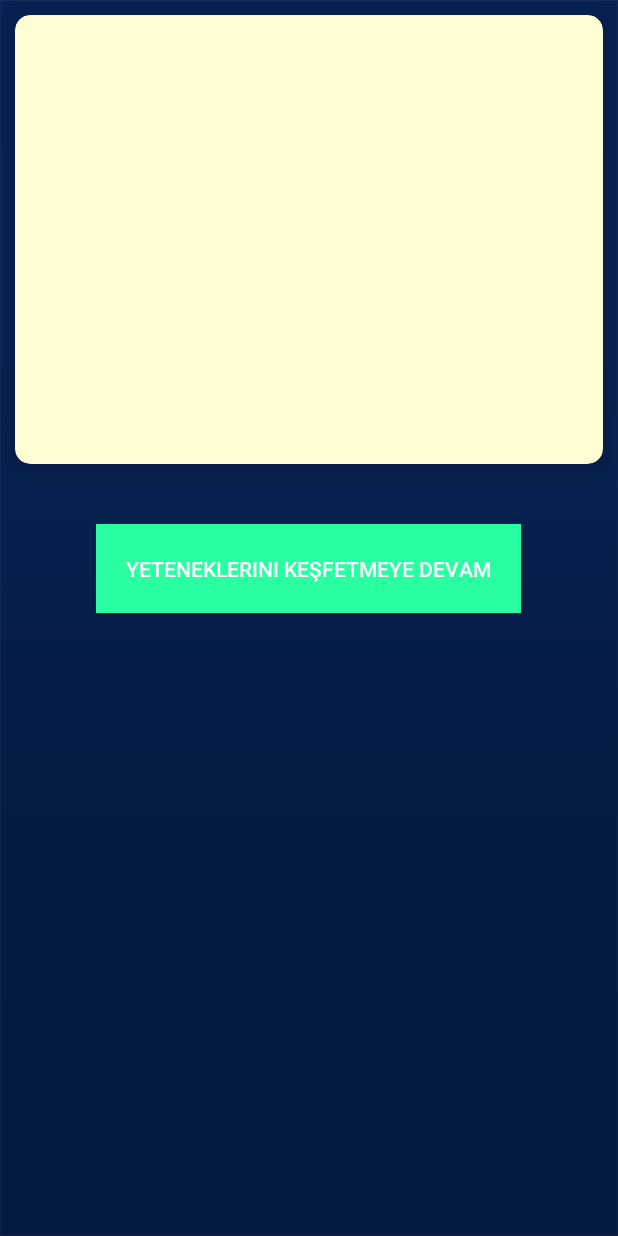
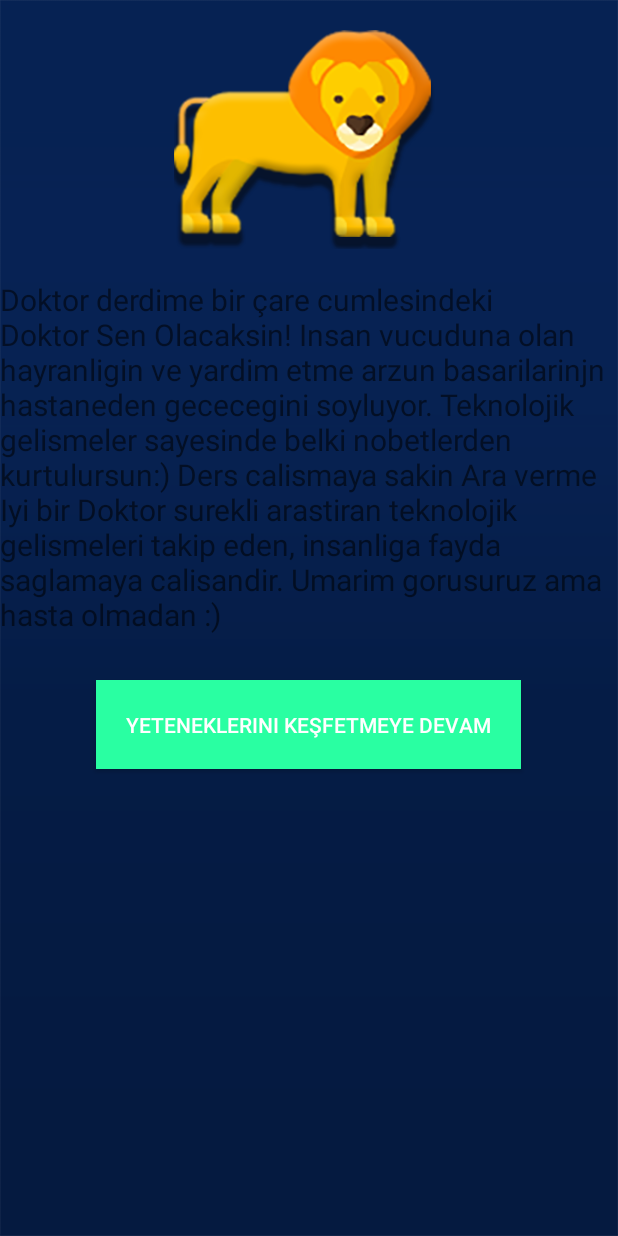
Before and after one commit to kubrahebes/BubBubbles, an Android app: the SonucActivity screen opened directly, with no data from a screen before it, on a phone screen of 412 x 824 dp. Run offline under Robolectric (Android 15) with nearby library versions, the phone set to English and light mode, and no system bars; our stand-ins replace ButterKnife; 1 statement that could not run was skipped.

Commit message:
java da degisiklikler yapildi

```diff
--- a/app/src/main/java/com/example/user/bubbubbles/AnasayfaActivity.java
+++ b/app/src/main/java/com/example/user/bubbubbles/AnasayfaActivity.java
@@ -12,6 +12,7 @@ import android.view.View;
 import android.widget.ImageView;
 import android.widget.RelativeLayout;
 import android.widget.TextView;
+import android.widget.Toast;
 
 import com.google.firebase.database.DatabaseReference;
 import com.google.firebase.database.FirebaseDatabase;
@@ -75,7 +76,7 @@ public class AnasayfaActivity extends AppCompatActivity {
 
     }
 
-    @OnClick({R.id.meslek_rlt, R.id.superKahraman, R.id.superKahraman_rlt, R.id.yetenek_rlt})
+    @OnClick({R.id.meslek_rlt, R.id.superKahraman, R.id.superKahraman_rlt, R.id.yetenek_rlt, R.id.cardBos})
     public void onViewClicked(View view) {
 
         switch (view.getId()) {
@@ -90,9 +91,10 @@ public class AnasayfaActivity extends AppCompatActivity {
                 startActivity(intent2);
                 break;
             case R.id.yetenek_rlt:
-                Intent intent3 = new Intent(AnasayfaActivity.this, LetStartActivity.class);
-                intent3.putExtra("kategori", "yetenek");
-                startActivity(intent3);
+                Toast.makeText(this, "Su an aktif degil !!", Toast.LENGTH_SHORT).show();
+                break;
+            case R.id.cardBos:
+                Toast.makeText(this, "Su an aktif degil !!", Toast.LENGTH_SHORT).show();
                 break;
         }
     }
--- a/app/src/main/java/com/example/user/bubbubbles/SonucActivity.java
+++ b/app/src/main/java/com/example/user/bubbubbles/SonucActivity.java
@@ -5,6 +5,7 @@ import android.content.SharedPreferences;
 import android.support.v7.app.AppCompatActivity;
 import android.os.Bundle;
 import android.widget.Button;
+import android.widget.ImageView;
 import android.widget.TextView;
 import android.widget.Toast;
 
@@ -17,7 +18,10 @@ public class SonucActivity extends AppCompatActivity {
     @BindView(R.id.sonuctxt)
     TextView sonucText;
     @BindView(R.id.anaSayfaDon)
+
     Button anasayfayaDon;
+    @BindView(R.id.image)
+    ImageView icon;
     SharedPreferences pref;
     SharedPreferences.Editor editor;
     String secilenKategori;
@@ -43,22 +47,26 @@ public class SonucActivity extends AppCompatActivity {
         // Toast.makeText(this, ""+dizi[1], Toast.LENGTH_SHORT).show();
         if (secilenKategori.equals("meslek")) {
             if (sayaca > sayacb && sayaca > sayacc && sayaca > sayacd) {
-                sonucText.setText("Avukat");
+                sonucText.setText(R.string.avukat);
+                icon.setBackgroundResource(R.drawable.avukat);
             } else if (sayacb > sayaca && sayacb > sayacc && sayacb > sayacd) {
-                sonucText.setText("Bilim Adami");
+                sonucText.setText(R.string.bilimAdami);
+                icon.setBackgroundResource(R.drawable.doktor);
             } else if (sayacc > sayaca && sayacc > sayacb && sayacc > sayacd) {
-                sonucText.setText("Grisimci");
+                sonucText.setText(R.string.girisimci);
             } else if (sayacd > sayaca && sayacd > sayacb && sayacd > sayacc) {
-                sonucText.setText("Muhendis");
+                sonucText.setText(R.string.muhendis);
+                icon.setBackgroundResource(R.drawable.muhendis);
 
             } else if (sayaca == 0 & sayacb == 0 && sayacc == 0 && sayacd == 0) {
                 sonucText.setText("Testi Cozmedin :/");
             }
-        } else if (sayaca == sayacb && sayaca == sayacc && sayaca == sayacd) {
-            sonucText.setText("");
-
-
-        } else if (secilenKategori.equals("superKahraman")) {
+        } else if (sayaca == sayacb) {
+            sonucText.setText(R.string.doktor);
+        } else if (sayaca == sayacc) {
+            sonucText.setText(R.string.ogretmen);
+        }
+        else if (secilenKategori.equals("superKahraman")) {
             if (sayaca > sayacb && sayaca > sayacc && sayaca > sayacd) {
                 sonucText.setText("Moana");
             } else if (sayacb > sayaca && sayacb > sayacc && sayacb > sayacd) {
@@ -68,19 +76,16 @@ public class SonucActivity extends AppCompatActivity {
             } else {
                 sonucText.setText("Elena");
             }
-        } else if (sayaca == sayacb ) {
+        } else if (sayaca == 0 & sayacb == 0 && sayacc == 0 && sayacd == 0) {
+            sonucText.setText("Testi Cozmedin :/");
+        } else if (sayaca == sayacb) {
             sonucText.setText("");
-        }
-        else if (sayaca==sayacc){
+        } else if (sayaca == sayacc) {
 
-        }
-        else if (sayacd==sayacc){
+        } else if (sayacd == sayacc) {
 
         }
 
-        else if (sayaca == 0 & sayacb == 0 && sayacc == 0 && sayacd == 0) {
-            sonucText.setText("Testi Cozmedin :/");
-        }
 
         Toast.makeText(this, "" + dizi[0], Toast.LENGTH_SHORT).show();
     }
--- a/app/src/main/res/layout/activity_sonuc.xml
+++ b/app/src/main/res/layout/activity_sonuc.xml
@@ -7,26 +7,16 @@
     android:background="@drawable/layer_46"
     tools:context="com.example.user.bubbubbles.SonucActivity">
 
-    <android.support.v7.widget.CardView xmlns:android="http://schemas.android.com/apk/res/android"
-        xmlns:app="http://schemas.android.com/apk/res-auto"
-        xmlns:tools="http://schemas.android.com/tools"
-        android:id="@+id/cardView"
-        android:layout_width="match_parent"
-        android:layout_height="wrap_content"
-        android:layout_margin="10dp"
-        android:background="@color/bacground"
-        app:cardBackgroundColor="#fefdd4"
-        app:cardCornerRadius="10dp"
-        app:cardElevation="10dp">
-
-        <RelativeLayout
-            android:id="@+id/card"
-            android:layout_width="match_parent"
-            android:layout_height="wrap_content"
-            android:minHeight="299dp"
-            android:orientation="vertical">
+    <ImageView
+        android:id="@+id/image"
+        android:layout_marginTop="20dp"
+        android:layout_centerHorizontal="true"
+        android:background="@drawable/aslan"
+        android:layout_width="wrap_content"
+        android:layout_height="wrap_content" />
 
     <TextView
+        android:layout_below="@+id/image"
         android:id="@+id/sonuctxt"
         android:layout_width="wrap_content"
         android:layout_height="wrap_content"
@@ -35,15 +25,13 @@
         android:layout_marginTop="20dp"
         android:text="denem"
         android:textSize="20sp" />
-        </RelativeLayout>
 
-    </android.support.v7.widget.CardView>
 
     <Button
         android:id="@+id/anaSayfaDon"
         android:layout_width="wrap_content"
         android:layout_height="wrap_content"
-        android:layout_below="@+id/cardView"
+        android:layout_below="@+id/sonuctxt"
         android:layout_centerHorizontal="true"
         android:layout_marginTop="30dp"
         android:background="#29ffa2"
--- a/app/src/main/res/values/strings.xml
+++ b/app/src/main/res/values/strings.xml
@@ -5,4 +5,43 @@
     <string name="really_quit">The Connection is unavailable, Would you like to quit ?</string>
     <string name="quit">Quit</string>
     <string name="no">No</string>
+    <string name="avukat">Yeni dunyanin adalet saglayicilarindan olacaksin!
+Cok sanslisin cocukluk hayalim demeden imdadina biz yetistik. Simdi uslu bir cocuk ol ve annenin ders calis yavruuum nidalarina kulak ver.
+Hukuk dunyasi seni bekliyor.
+Basari dolu hayatin adliye saraylarindan geciyor.
+Iyi bir avukat olmak için cok oku oku oku cok oku cok anlat.
+Sana guveniyoruz.</string>
+
+    <string name="girisimci">Uzay caginin girisimci cocugusun!
+Buldugun tüm pratik fikirler, kurdugun hayaller bir gün tüm dunyaya yayilacak.
+Ama sakin anneni uzme ve ders calis
+Iyi bir girisimci cok arastirir cok gezer ve sorunlara cozumler uretir.
+Buyumeni heycanla bekliyoruz.</string>
+    <string name="bilimAdami">Bilim dunyasinin beklenen dehasi!
+Sinifin en caliskani oldugunu biliyoruz.
+Derslerine cok calismaya devam.
+Hayalini kurdugun başarılar laboratuvar ve kitaplarin arasinda sakli Sen onlari coktan kesfettin
+Iyi bir bilim insani insanlarin yararini cokca dusunen ve cokca calisandir
+Bizim için uretecegin icatlarinin mutlulugunu simdiden yaziyoruz.</string>
+
+    <string name="muhendis">Gelecegin hesaplamalari senden sorulur !
+Demekki kurcaladigin kumandalar bozdugun oyuncaklar hep muhendis genlerindenmis
+En mutlu oldugun anın bozulacak bir makina Buldugun an oldugunu biliyoruz
+Sen yinede anneni dinle ders calis
+Dersleri zayif bir muhendis olmayacagini soylemeye gerek yok
+Iyi bir muhendis sorunlara en akilci cozumu bulan kişidir bunun için teknik kitaplar oku ve arastirmalara Asla son verme
+Harika isler yaptiginda mutlaka goruselim</string>
+
+    <string name="doktor">Doktor derdime bir çare cumlesindeki Doktor Sen Olacaksin!
+Insan vucuduna olan hayranligin ve yardim etme arzun basarilarinjn hastaneden gececegini soyluyor.
+Teknolojik gelismeler sayesinde belki nobetlerden kurtulursun:)
+Ders calismaya sakin Ara verme
+Iyi bir Doktor surekli arastiran teknolojik gelismeleri takip eden, insanliga fayda saglamaya calisandir.
+Umarim gorusuruz ama hasta olmadan :)
+</string>
+    <string name="ogretmen">Gelecek nesilin kurtaricisi sensin!
+Sinav zamani tüm arkadaslarinin etrafini sarmasi tesaduf degil
+Derslerine daha cok calisman gerekecek cunku iyi bir ogretmen ogrencilerine en guvenilir bilgiye veren
+ hayata hazirlayan onemli bir birimdir.
+Ogrencilerin sana nasil bir takma isim takacak Kim Bilir :)</string>
 </resources>
```
Also changed, not shown: app/src/main/res/drawable-hdpi/avukat.png (added), app/src/main/res/drawable-hdpi/doktor.png (added), app/src/main/res/drawable-hdpi/muhendis.png (added), app/src/main/res/drawable-mdpi/avukat.png (added), app/src/main/res/drawable-mdpi/doktor.png (added), app/src/main/res/drawable-mdpi/muhendis.png (added), app/src/main/res/drawable-xhdpi/avukat.png (added), app/src/main/res/drawable-xhdpi/doktor.png (added), app/src/main/res/drawable-xhdpi/muhendis.png (added), app/src/main/res/drawable-xxhdpi/avukat.png (added), app/src/main/res/drawable-xxhdpi/doktor.png (added), app/src/main/res/drawable-xxhdpi/muhendis.png (added), app/src/main/res/drawable-xxxhdpi/avukat.png (added), app/src/main/res/drawable-xxxhdpi/doktor.png (added), 1 more files. Lines whose indentation alone changed are shown as unchanged.
